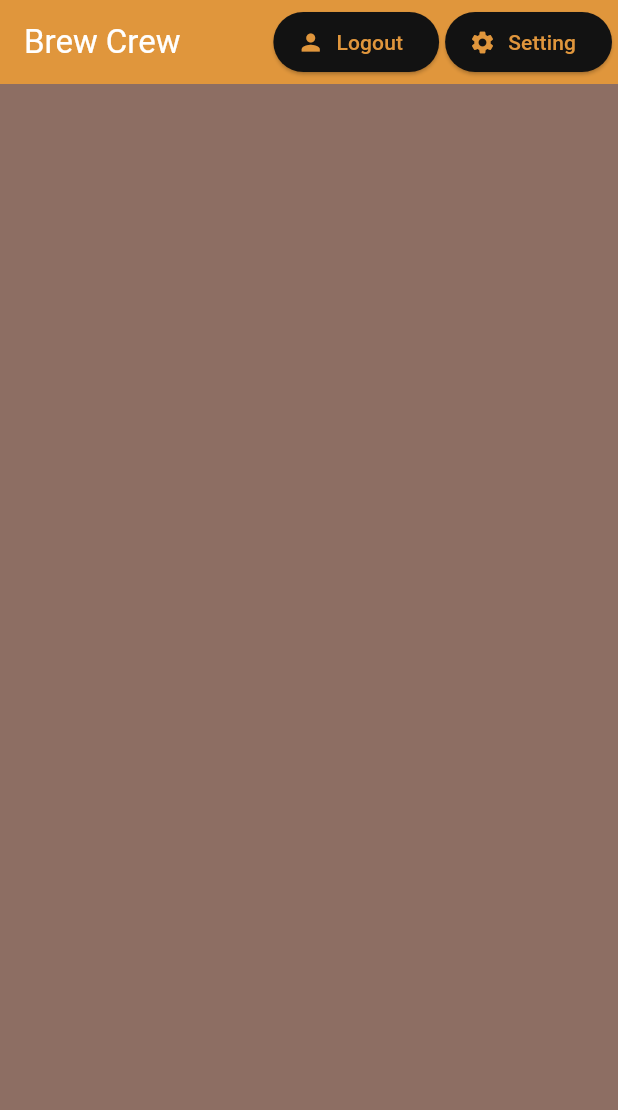
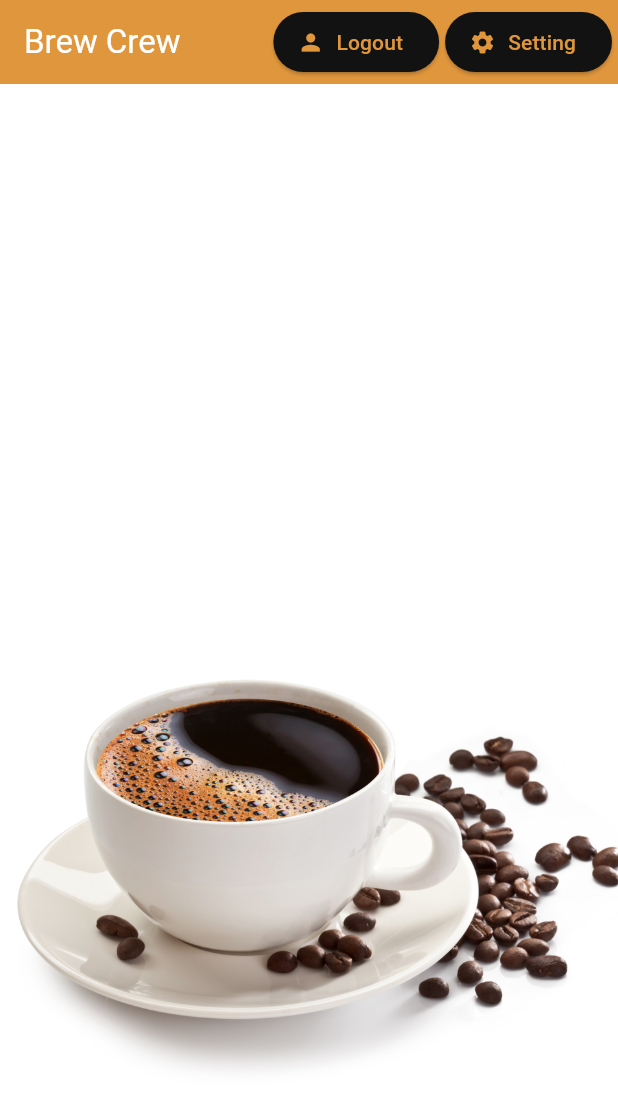
Before and after one commit to MohammadJavadJafari0/Brew-Crew-App-with-Flutter-Firebase-Provider-Order-Coffee-Application-for-Organizations, a Flutter app: the screen it shows once a user with an empty profile is signed in, on a phone screen of 412 x 824 dp. Shown: the top 1110 px of the screen. Run offline on Flutter 3.47's test engine with Material 3 defaults, Android fonts, the phone set to English and light mode, and no system bars; our stand-ins replace cloud_firestore, firebase_auth, firebase_core, flutter_spinkit; accounts and stored records are empty.

```diff
--- a/lib/screens/home/brew_tile.dart
+++ b/lib/screens/home/brew_tile.dart
@@ -16,11 +16,12 @@ class BrewTile extends StatelessWidget {
           leading: CircleAvatar(
             radius: 25,
             backgroundColor: Colors.brown[brew.strength],
+            backgroundImage: const AssetImage("assets/coffee_icon.png"),
           ),
-          title: Text(brew.name, style: TextStyle(fontSize: 18)),
+          title: Text(brew.name, style: const TextStyle(fontSize: 18)),
           subtitle: Text(
             "Takes ${brew.sugars} sugar(s)",
-            style: TextStyle(fontSize: 15),
+            style: const TextStyle(fontSize: 15),
           ),
         ),
       ),
--- a/lib/screens/home/home.dart
+++ b/lib/screens/home/home.dart
@@ -64,7 +64,12 @@ class Home extends StatelessWidget {
             )
           ],
         ),
-        body: const BrewList(), // Use BrewList widget
+        body: Container(
+            decoration: const BoxDecoration(
+                image: DecorationImage(
+                    image: AssetImage("assets/coffee_brewcrew_app.png"),
+                    fit: BoxFit.cover)),
+            child: const BrewList()),
       ),
     );
   }
```
Also changed, not shown: assets/coffee_bg.png (deleted), assets/coffee_brewcrew_app.png (added).
